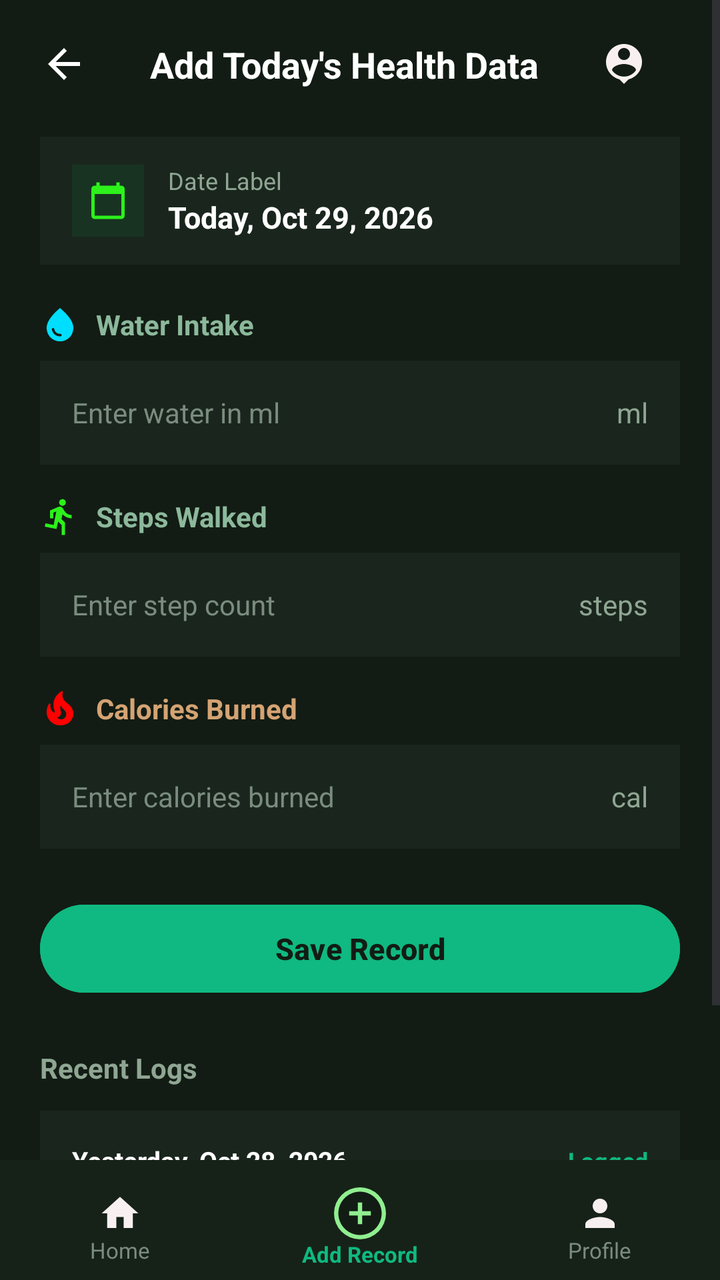
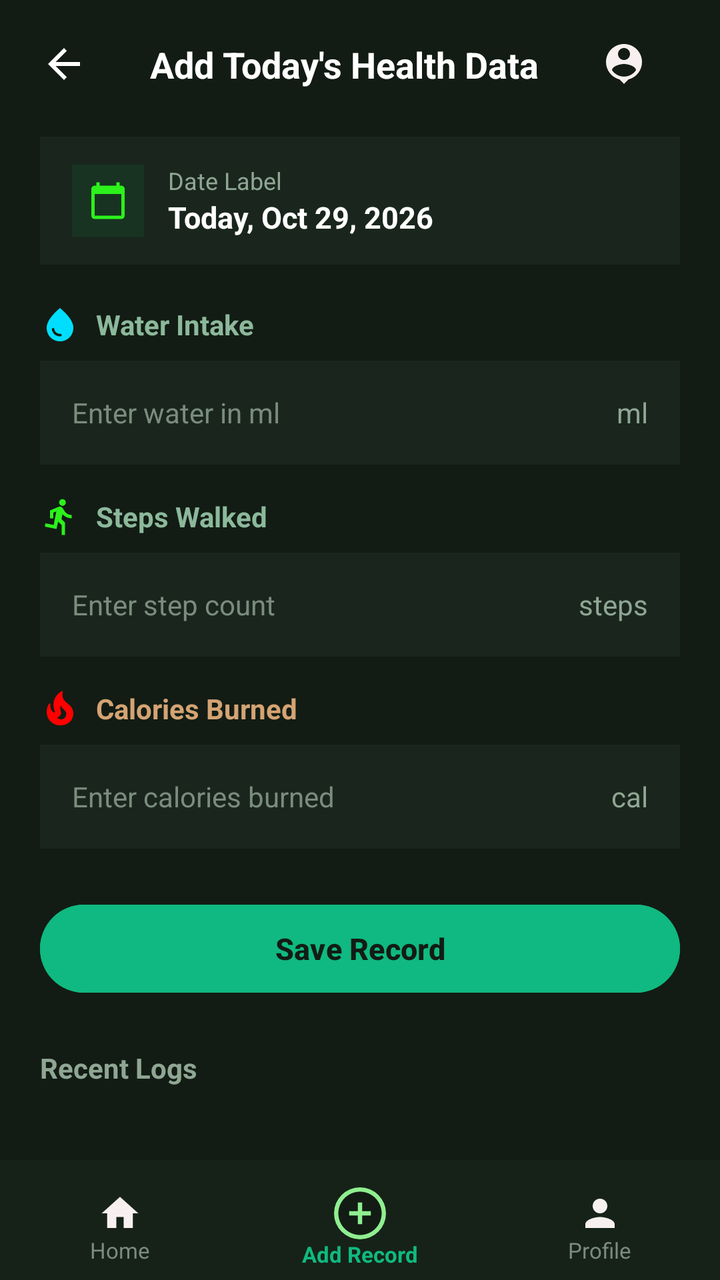

Compare the two renders of this Android layout. The source of the first and the diff that turns it into the second are given below.
<!-- AndroidManifest.xml: application theme Theme.HealthMate -->
<!-- res/layout/activity_addrec.xml -->
<?xml version="1.0" encoding="utf-8"?>
<RelativeLayout xmlns:android="http://schemas.android.com/apk/res/android"
    android:layout_width="match_parent"
    android:layout_height="match_parent"
    android:background="#121C14">

    
    <ScrollView
        android:fillViewport="true"
        android:layout_width="match_parent"
        android:layout_height="match_parent"
        android:layout_above="@id/bottomNavBar">

        <LinearLayout
            android:orientation="vertical"
            android:padding="20dp"
            android:layout_width="match_parent"
            android:layout_height="wrap_content">

            
            <LinearLayout
                android:layout_marginBottom="24dp"
                android:gravity="center_vertical"
                android:orientation="horizontal"
                android:layout_width="match_parent"
                android:layout_height="wrap_content">

                <ImageView
                    android:contentDescription="Back"
                    android:src="@drawable/baseline_arrow_back_24"
                    android:id="@+id/btnBack"
                    android:layout_width="24dp"
                    android:layout_height="24dp" />

                <TextView
                    android:gravity="center"
                    android:textColor="#FFFFFF"
                    android:textStyle="bold"
                    android:textSize="18sp"
                    android:text="Add Today's Health Data"
                    android:layout_width="0dp"
                    android:layout_height="wrap_content"
                    android:layout_weight="1" />

                
                <ImageView
                    android:layout_marginEnd="16dp"
                    android:contentDescription="Profile"
                    android:src="@drawable/baseline_person_pin_24"
                    android:id="@+id/btnTopProfile"
                    android:layout_width="24dp"
                    android:layout_height="24dp" />
            </LinearLayout>

            
            <LinearLayout
                android:layout_marginBottom="20dp"
                android:paddingHorizontal="16dp"
                android:gravity="center_vertical"
                android:orientation="horizontal"
                android:background="#1A261D"
                android:id="@+id/layoutDate"
                android:layout_width="match_parent"
                android:layout_height="64dp">

                <ImageView
                    android:contentDescription="Date"
                    android:src="@drawable/baseline_calendar_today_24"
                    android:padding="8dp"
                    android:background="#183322"
                    android:layout_marginEnd="12dp"
                    android:layout_width="36dp"
                    android:layout_height="36dp" />

                <LinearLayout
                    android:orientation="vertical"
                    android:layout_width="0dp"
                    android:layout_height="wrap_content"
                    android:layout_weight="1">

                    <TextView
                        android:textColor="#8FA693"
                        android:textSize="12sp"
                        android:text="Date Label"
                        android:layout_width="wrap_content"
                        android:layout_height="wrap_content" />

                    <TextView
                        android:textStyle="bold"
                        android:textColor="#FFFFFF"
                        android:textSize="15sp"
                        android:text="Today, Oct 29, 2026"
                        android:id="@+id/tvSelectedDate"
                        android:layout_width="wrap_content"
                        android:layout_height="wrap_content" />
                </LinearLayout>
            </LinearLayout>

            
            <LinearLayout
                android:layout_marginBottom="8dp"
                android:gravity="center_vertical"
                android:orientation="horizontal"
                android:layout_width="match_parent"
                android:layout_height="wrap_content">

                <ImageView
                    android:contentDescription="Water"
                    android:src="@drawable/baseline_water_drop_24"
                    android:layout_marginEnd="8dp"
                    android:layout_width="20dp"
                    android:layout_height="20dp" />

                <TextView
                    android:textStyle="bold"
                    android:textColor="#8CB89B"
                    android:textSize="14sp"
                    android:text="Water Intake"
                    android:layout_width="wrap_content"
                    android:layout_height="wrap_content" />
            </LinearLayout>

            <RelativeLayout
                android:paddingHorizontal="16dp"
                android:background="#1A261D"
                android:layout_marginBottom="16dp"
                android:layout_width="match_parent"
                android:layout_height="52dp">

                <EditText
                    android:paddingEnd="40dp"
                    android:inputType="number"
                    android:textSize="14sp"
                    android:textColorHint="#7A8C7E"
                    android:textColor="#FFFFFF"
                    android:hint="Enter water in ml"
                    android:background="@null"
                    android:id="@+id/etWater"
                    android:layout_width="match_parent"
                    android:layout_height="match_parent" />

                <TextView
                    android:layout_centerVertical="true"
                    android:layout_alignParentEnd="true"
                    android:textColor="#8FA693"
                    android:textSize="14sp"
                    android:text="ml"
                    android:layout_width="wrap_content"
                    android:layout_height="wrap_content" />
            </RelativeLayout>

            
            <LinearLayout
                android:layout_marginBottom="8dp"
                android:gravity="center_vertical"
                android:orientation="horizontal"
                android:layout_width="match_parent"
                android:layout_height="wrap_content">

                <ImageView
                    android:contentDescription="Steps"
                    android:src="@drawable/baseline_directions_run_24"
                    android:layout_marginEnd="8dp"
                    android:layout_width="20dp"
                    android:layout_height="20dp" />

                <TextView
                    android:textStyle="bold"
                    android:textColor="#8CB89B"
                    android:textSize="14sp"
                    android:text="Steps Walked"
                    android:layout_width="wrap_content"
                    android:layout_height="wrap_content" />
            </LinearLayout>

            <RelativeLayout
                android:paddingHorizontal="16dp"
                android:background="#1A261D"
                android:layout_marginBottom="16dp"
                android:layout_width="match_parent"
                android:layout_height="52dp">

                <EditText
                    android:paddingEnd="50dp"
                    android:inputType="number"
                    android:textSize="14sp"
                    android:textColorHint="#7A8C7E"
                    android:textColor="#FFFFFF"
                    android:hint="Enter step count"
                    android:background="@null"
                    android:id="@+id/etSteps"
                    android:layout_width="match_parent"
                    android:layout_height="match_parent" />

                <TextView
                    android:layout_centerVertical="true"
                    android:layout_alignParentEnd="true"
                    android:textColor="#8FA693"
                    android:textSize="14sp"
                    android:text="steps"
                    android:layout_width="wrap_content"
                    android:layout_height="wrap_content" />
            </RelativeLayout>

            
            <LinearLayout
                android:layout_marginBottom="8dp"
                android:gravity="center_vertical"
                android:orientation="horizontal"
                android:layout_width="match_parent"
                android:layout_height="wrap_content">

                <ImageView
                    android:contentDescription="Calories"
                    android:src="@drawable/baseline_local_fire_department_24"
                    android:layout_marginEnd="8dp"
                    android:layout_width="20dp"
                    android:layout_height="20dp" />

                <TextView
                    android:textStyle="bold"
                    android:textColor="#D4A373"
                    android:textSize="14sp"
                    android:text="Calories Burned"
                    android:layout_width="wrap_content"
                    android:layout_height="wrap_content" />
            </LinearLayout>

            <RelativeLayout
                android:paddingHorizontal="16dp"
                android:background="#1A261D"
                android:layout_marginBottom="24dp"
                android:layout_width="match_parent"
                android:layout_height="52dp">

                <EditText
                    android:paddingEnd="40dp"
                    android:inputType="number"
                    android:textSize="14sp"
                    android:textColorHint="#7A8C7E"
                    android:textColor="#FFFFFF"
                    android:hint="Enter calories burned"
                    android:background="@null"
                    android:id="@+id/etCalories"
                    android:layout_width="match_parent"
                    android:layout_height="match_parent" />

                <TextView
                    android:layout_centerVertical="true"
                    android:layout_alignParentEnd="true"
                    android:textColor="#8FA693"
                    android:textSize="14sp"
                    android:text="cal"
                    android:layout_width="wrap_content"
                    android:layout_height="wrap_content" />
            </RelativeLayout>

            
            <Button
                android:layout_marginBottom="24dp"
                android:backgroundTint="#10B981"
                android:textColor="#121C14"
                android:textStyle="bold"
                android:textSize="15sp"
                android:text="Save Record"
                android:id="@+id/btnSaveRecord"
                android:layout_width="match_parent"
                android:layout_height="52dp" />

            
            <TextView
                android:layout_marginBottom="12dp"
                android:textStyle="bold"
                android:textColor="#8FA693"
                android:textSize="14sp"
                android:text="Recent Logs"
                android:layout_width="wrap_content"
                android:layout_height="wrap_content" />

            
            <LinearLayout
                android:layout_marginBottom="16dp"
                android:padding="16dp"
                android:background="#1A261D"
                android:orientation="vertical"
                android:layout_width="match_parent"
                android:layout_height="wrap_content">

                <LinearLayout
                    android:layout_marginBottom="12dp"
                    android:gravity="center_vertical"
                    android:orientation="horizontal"
                    android:layout_width="match_parent"
                    android:layout_height="wrap_content">

                    <TextView
                        android:textStyle="bold"
                        android:textColor="#FFFFFF"
                        android:textSize="13sp"
                        android:text="Yesterday, Oct 28, 2026"
                        android:layout_width="0dp"
                        android:layout_height="wrap_content"
                        android:layout_weight="1" />

                    <TextView
                        android:textStyle="bold"
                        android:textColor="#10B981"
                        android:textSize="12sp"
                        android:text="Logged"
                        android:layout_width="wrap_content"
                        android:layout_height="wrap_content" />
                </LinearLayout>

                <LinearLayout
                    android:gravity="center_vertical"
                    android:orientation="horizontal"
                    android:layout_width="match_parent"
                    android:layout_height="wrap_content">

                    <LinearLayout
                        android:layout_marginEnd="16dp"
                        android:gravity="center_vertical"
                        android:orientation="horizontal"
                        android:layout_width="wrap_content"
                        android:layout_height="wrap_content">
                        <ImageView
                            android:layout_marginEnd="4dp"
                            android:contentDescription="Water"
                            android:src="@drawable/baseline_water_drop_24"
                            android:layout_width="14dp"
                            android:layout_height="14dp" />
                        <TextView
                            android:textColor="#8CB89B"
                            android:textSize="12sp"
                            android:text="1200 ml"
                            android:layout_width="wrap_content"
                            android:layout_height="wrap_content" />
                    </LinearLayout>

                    <LinearLayout
                        android:layout_marginEnd="16dp"
                        android:gravity="center_vertical"
                        android:orientation="horizontal"
                        android:layout_width="wrap_content"
                        android:layout_height="wrap_content">
                        <ImageView
                            android:layout_marginEnd="4dp"
                            android:contentDescription="Steps"
                            android:src="@drawable/baseline_directions_run_24"
                            android:layout_width="14dp"
                            android:layout_height="14dp" />
                        <TextView
                            android:textColor="#8CB89B"
                            android:textSize="12sp"
                            android:text="6500 steps"
                            android:layout_width="wrap_content"
                            android:layout_height="wrap_content" />
                    </LinearLayout>

                    <LinearLayout
                        android:gravity="center_vertical"
                        android:orientation="horizontal"
                        android:layout_width="wrap_content"
                        android:layout_height="wrap_content">
                        <ImageView
                            android:layout_marginEnd="4dp"
                            android:contentDescription="Calories"
                            android:src="@drawable/baseline_local_fire_department_24"
                            android:layout_width="14dp"
                            android:layout_height="14dp" />
                        <TextView
                            android:textColor="#D4A373"
                            android:textSize="12sp"
                            android:text="340 kcal"
                            android:layout_width="wrap_content"
                            android:layout_height="wrap_content" />
                    </LinearLayout>

                </LinearLayout>
            </LinearLayout>

        </LinearLayout>
    </ScrollView>

    
    <LinearLayout
        android:paddingTop="8dp"
        android:weightSum="3"
        android:orientation="horizontal"
        android:background="#162218"
        android:layout_alignParentBottom="true"
        android:id="@+id/bottomNavBar"
        android:layout_width="match_parent"
        android:layout_height="60dp">

        <LinearLayout
            android:gravity="center"
            android:orientation="vertical"
            android:id="@+id/navHome"
            android:layout_width="0dp"
            android:layout_height="match_parent"
            android:layout_weight="1">
            <ImageView
                android:contentDescription="Home"
                android:src="@drawable/baseline_home_24"
                android:layout_width="22dp"
                android:layout_height="22dp" />
            <TextView
                android:textColor="#7A8C7E"
                android:textSize="11sp"
                android:text="Home"
                android:layout_width="wrap_content"
                android:layout_height="wrap_content" />
        </LinearLayout>


        <LinearLayout
            android:gravity="center"
            android:orientation="vertical"
            android:id="@+id/navAddRecord"
            android:layout_width="0dp"
            android:layout_height="match_parent"
            android:layout_weight="1">
            <ImageView
                android:contentDescription="Add"
                android:tint="#121C14"
                android:src="@drawable/baseline_add_circle_24"
                android:background="@drawable/circle_bg_placeholder"
                android:layout_width="26dp"
                android:layout_height="26dp" />
            <TextView
                android:textColor="#10B981"
                android:textStyle="bold"
                android:textSize="11sp"
                android:text="Add Record"
                android:layout_width="wrap_content"
                android:layout_height="wrap_content" />
        </LinearLayout>

        <LinearLayout
            android:gravity="center"
            android:orientation="vertical"
            android:id="@+id/navProfile"
            android:layout_width="0dp"
            android:layout_height="match_parent"
            android:layout_weight="1">
            <ImageView
                android:contentDescription="Profile"
                android:src="@drawable/baseline_person_24"
                android:layout_width="22dp"
                android:layout_height="22dp" />
            <TextView
                android:textColor="#7A8C7E"
                android:textSize="11sp"
                android:text="Profile"
                android:layout_width="wrap_content"
                android:layout_height="wrap_content" />
        </LinearLayout>

    </LinearLayout>

</RelativeLayout>
<!-- resources referenced by this layout -->
<resources>
  <!-- drawable baseline_add_circle_24 (drawable) -->
  <vector xmlns:android="http://schemas.android.com/apk/res/android" android:height="24dp" android:tint="#FFFFFF" android:viewportHeight="24" android:viewportWidth="24" android:width="24dp">
        
      <path android:fillColor="@android:color/white" android:pathData="M12,2C6.48,2 2,6.48 2,12s4.48,10 10,10 10,-4.48 10,-10S17.52,2 12,2zM17,13h-4v4h-2v-4L7,13v-2h4L11,7h2v4h4v2z"/>
      
  </vector>
  <!-- drawable baseline_arrow_back_24 (drawable) -->
  <vector xmlns:android="http://schemas.android.com/apk/res/android" android:autoMirrored="true" android:height="24dp" android:tint="#FFFFFF" android:viewportHeight="24" android:viewportWidth="24" android:width="24dp">
        
      <path android:fillColor="@android:color/white" android:pathData="M20,11H7.83l5.59,-5.59L12,4l-8,8 8,8 1.41,-1.41L7.83,13H20v-2z"/>
      
  </vector>
  <!-- drawable baseline_calendar_today_24 (drawable) -->
  <vector xmlns:android="http://schemas.android.com/apk/res/android" android:height="24dp" android:tint="#2CF11B" android:viewportHeight="24" android:viewportWidth="24" android:width="24dp">
        
      <path android:fillColor="@android:color/white" android:pathData="M20,3h-1L19,1h-2v2L7,3L7,1L5,1v2L4,3c-1.1,0 -2,0.9 -2,2v16c0,1.1 0.9,2 2,2h16c1.1,0 2,-0.9 2,-2L22,5c0,-1.1 -0.9,-2 -2,-2zM20,21L4,21L4,8h16v13z"/>
      
  </vector>
  <!-- drawable baseline_home_24 (drawable) -->
  <vector xmlns:android="http://schemas.android.com/apk/res/android" android:height="24dp" android:tint="#F8F0F0" android:viewportHeight="24" android:viewportWidth="24" android:width="24dp">
        
      <path android:fillColor="@android:color/white" android:pathData="M10,20v-6h4v6h5v-8h3L12,3 2,12h3v8z"/>
      
  </vector>
  <!-- drawable baseline_person_24 (drawable) -->
  <vector xmlns:android="http://schemas.android.com/apk/res/android" android:height="24dp" android:tint="#F8F0F0" android:viewportHeight="24" android:viewportWidth="24" android:width="24dp">
        
      <path android:fillColor="@android:color/white" android:pathData="M12,12c2.21,0 4,-1.79 4,-4s-1.79,-4 -4,-4 -4,1.79 -4,4 1.79,4 4,4zM12,14c-2.67,0 -8,1.34 -8,4v2h16v-2c0,-2.66 -5.33,-4 -8,-4z"/>
      
  </vector>
  <!-- drawable baseline_person_pin_24 (drawable) -->
  <vector xmlns:android="http://schemas.android.com/apk/res/android" android:height="24dp" android:tint="#F8F0F0" android:viewportHeight="24" android:viewportWidth="24" android:width="24dp">
        
      <path android:fillColor="@android:color/white" android:pathData="M12,2c-4.97,0 -9,4.03 -9,9 0,4.17 2.84,7.67 6.69,8.69L12,22l2.31,-2.31C18.16,18.67 21,15.17 21,11c0,-4.97 -4.03,-9 -9,-9zM12,4c1.66,0 3,1.34 3,3s-1.34,3 -3,3 -3,-1.34 -3,-3 1.34,-3 3,-3zM12,18.3c-2.5,0 -4.71,-1.28 -6,-3.22 0.03,-1.99 4,-3.08 6,-3.08 1.99,0 5.97,1.09 6,3.08 -1.29,1.94 -3.5,3.22 -6,3.22z"/>
      
  </vector>
  <!-- drawable baseline_water_drop_24 (drawable) -->
  <vector xmlns:android="http://schemas.android.com/apk/res/android" android:height="24dp" android:tint="#00DEFF" android:viewportHeight="24" android:viewportWidth="24" android:width="24dp">
        
      <path android:fillColor="@android:color/white" android:pathData="M12,2c-5.33,4.55 -8,8.48 -8,11.8c0,4.98 3.8,8.2 8,8.2s8,-3.22 8,-8.2C20,10.48 17.33,6.55 12,2zM7.83,14c0.37,0 0.67,0.26 0.74,0.62c0.41,2.22 2.28,2.98 3.64,2.87c0.43,-0.02 0.79,0.32 0.79,0.75c0,0.4 -0.32,0.73 -0.72,0.75c-2.13,0.13 -4.62,-1.09 -5.19,-4.12C7.01,14.42 7.37,14 7.83,14z"/>
      
  </vector>
  <!-- drawable circle_bg_placeholder (drawable) -->
  <?xml version="1.0" encoding="utf-8"?>
  <shape xmlns:android="http://schemas.android.com/apk/res/android"
      android:shape="oval">
      <solid android:color="#90EE90"/>
  </shape>
  <style name="Theme.HealthMate" parent="Base.Theme.HealthMate" />
  <style name="Base.Theme.HealthMate" parent="Theme.Material3.DayNight.NoActionBar">
          
          
      </style>
  <!-- unchanged entries left out for length: 2 -->
</resources>

<!-- the commit's change to res/layout/activity_addrec.xml (unified diff, before → after) -->
@@ -42,7 +42,6 @@
                     android:layout_height="wrap_content"
                     android:layout_weight="1" />
 
-                
                 <ImageView
                     android:layout_marginEnd="16dp"
                     android:contentDescription="Profile"
@@ -120,6 +119,7 @@
                     android:layout_height="wrap_content" />
             </LinearLayout>
 
+            
             <RelativeLayout
                 android:paddingHorizontal="16dp"
                 android:background="#1A261D"
@@ -173,6 +173,7 @@
                     android:layout_height="wrap_content" />
             </LinearLayout>
 
+            
             <RelativeLayout
                 android:paddingHorizontal="16dp"
                 android:background="#1A261D"
@@ -226,6 +227,7 @@
                     android:layout_height="wrap_content" />
             </LinearLayout>
 
+            
             <RelativeLayout
                 android:paddingHorizontal="16dp"
                 android:background="#1A261D"
@@ -279,105 +281,10 @@
 
             
             <LinearLayout
-                android:layout_marginBottom="16dp"
-                android:padding="16dp"
-                android:background="#1A261D"
+                android:id="@+id/recentLogsContainer"
                 android:orientation="vertical"
                 android:layout_width="match_parent"
-                android:layout_height="wrap_content">
-
-                <LinearLayout
-                    android:layout_marginBottom="12dp"
-                    android:gravity="center_vertical"
-                    android:orientation="horizontal"
-                    android:layout_width="match_parent"
-                    android:layout_height="wrap_content">
-
-                    <TextView
-                        android:textStyle="bold"
-                        android:textColor="#FFFFFF"
-                        android:textSize="13sp"
-                        android:text="Yesterday, Oct 28, 2026"
-                        android:layout_width="0dp"
-                        android:layout_height="wrap_content"
-                        android:layout_weight="1" />
-
-                    <TextView
-                        android:textStyle="bold"
-                        android:textColor="#10B981"
-                        android:textSize="12sp"
-                        android:text="Logged"
-                        android:layout_width="wrap_content"
-                        android:layout_height="wrap_content" />
-                </LinearLayout>
-
-                <LinearLayout
-                    android:gravity="center_vertical"
-                    android:orientation="horizontal"
-                    android:layout_width="match_parent"
-                    android:layout_height="wrap_content">
-
-                    <LinearLayout
-                        android:layout_marginEnd="16dp"
-                        android:gravity="center_vertical"
-                        android:orientation="horizontal"
-                        android:layout_width="wrap_content"
-                        android:layout_height="wrap_content">
-                        <ImageView
-                            android:layout_marginEnd="4dp"
-                            android:contentDescription="Water"
-                            android:src="@drawable/baseline_water_drop_24"
-                            android:layout_width="14dp"
-                            android:layout_height="14dp" />
-                        <TextView
-                            android:textColor="#8CB89B"
-                            android:textSize="12sp"
-                            android:text="1200 ml"
-                            android:layout_width="wrap_content"
-                            android:layout_height="wrap_content" />
-                    </LinearLayout>
-
-                    <LinearLayout
-                        android:layout_marginEnd="16dp"
-                        android:gravity="center_vertical"
-                        android:orientation="horizontal"
-                        android:layout_width="wrap_content"
-                        android:layout_height="wrap_content">
-                        <ImageView
-                            android:layout_marginEnd="4dp"
-                            android:contentDescription="Steps"
-                            android:src="@drawable/baseline_directions_run_24"
-                            android:layout_width="14dp"
-                            android:layout_height="14dp" />
-                        <TextView
-                            android:textColor="#8CB89B"
-                            android:textSize="12sp"
-                            android:text="6500 steps"
-                            android:layout_width="wrap_content"
-                            android:layout_height="wrap_content" />
-                    </LinearLayout>
-
-                    <LinearLayout
-                        android:gravity="center_vertical"
-                        android:orientation="horizontal"
-                        android:layout_width="wrap_content"
-                        android:layout_height="wrap_content">
-                        <ImageView
-                            android:layout_marginEnd="4dp"
-                            android:contentDescription="Calories"
-                            android:src="@drawable/baseline_local_fire_department_24"
-                            android:layout_width="14dp"
-                            android:layout_height="14dp" />
-                        <TextView
-                            android:textColor="#D4A373"
-                            android:textSize="12sp"
-                            android:text="340 kcal"
-                            android:layout_width="wrap_content"
-                            android:layout_height="wrap_content" />
-                    </LinearLayout>
-
-                </LinearLayout>
-            </LinearLayout>
+                android:layout_height="wrap_content" />
 
         </LinearLayout>
     </ScrollView>
@@ -412,7 +319,6 @@
                 android:layout_width="wrap_content"
                 android:layout_height="wrap_content" />
         </LinearLayout>
-
 
         <LinearLayout
             android:gravity="center"
